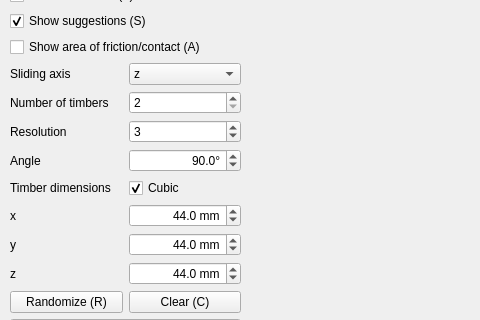
This is setup/Tsugite.ui in marialarsson/tsugite as Qt 5 draws it before an edit; both pictures show x 0 to 480 and y 101 to 421 of the 1259 by 857 pixel window. The edited form follows.
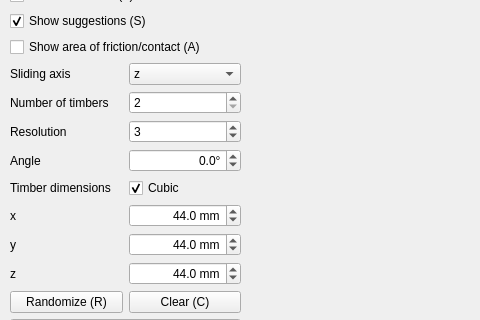
This is the edited form.

```diff
--- a/setup/Tsugite.ui
+++ b/setup/Tsugite.ui
@@ -241,13 +241,13 @@
           <number>1</number>
          </property>
          <property name="minimum">
-          <double>10.000000000000000</double>
+          <double>-80.000000000000000</double>
          </property>
          <property name="maximum">
-          <double>170.000000000000000</double>
+          <double>80.000000000000000</double>
          </property>
          <property name="value">
-          <double>90.000000000000000</double>
+          <double>0.000000000000000</double>
          </property>
         </widget>
        </item>
```
